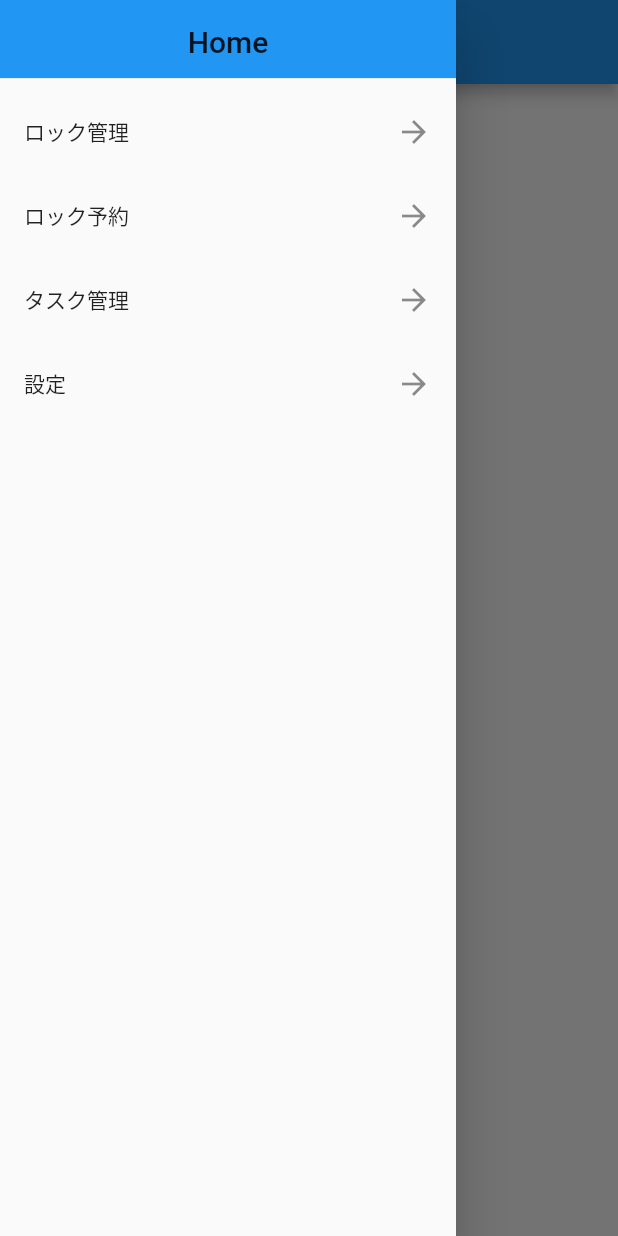
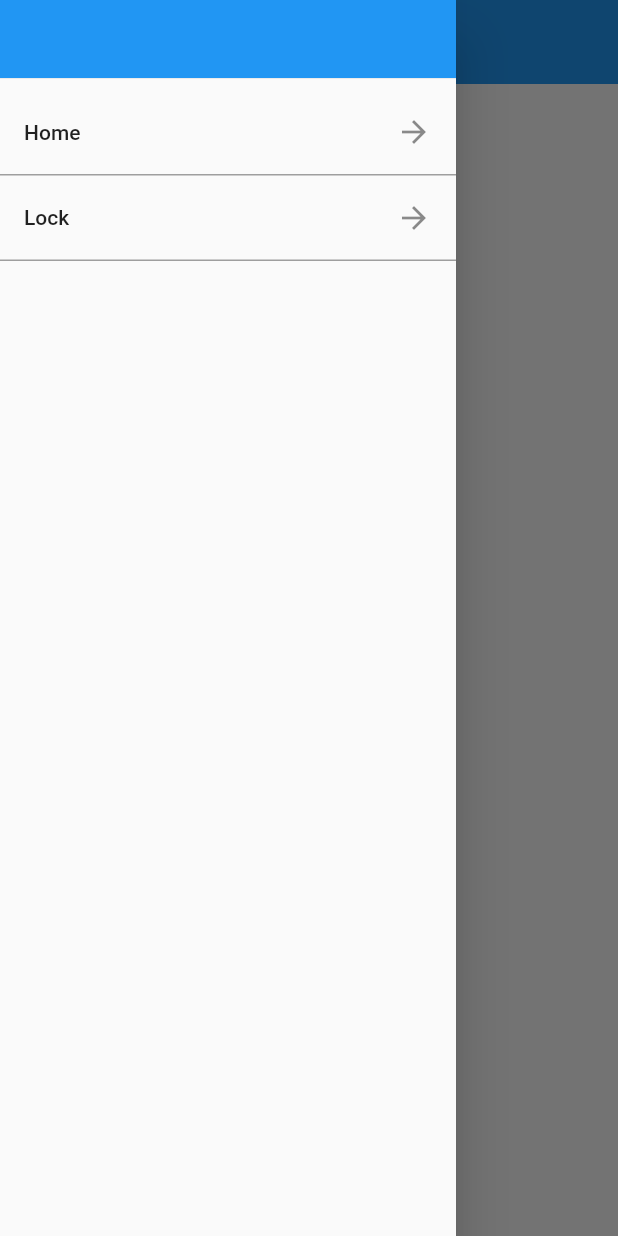
Before and after one commit to R527/drawertest, a Flutter app: the screen it shows after launch, with the side drawer open, on a phone screen of 412 x 824 dp. Run offline on Flutter 3.47's test engine with Material 2 defaults, Android fonts, the phone set to English and light mode, and no system bars.

```diff
--- a/lib/main.dart
+++ b/lib/main.dart
@@ -14,26 +14,25 @@ class MyApp extends StatelessWidget {
       theme: ThemeData(
         primarySwatch: Colors.blue,
       ),
-      //home: DrawerPage(title: 'Smart Task Demo Page'),
-      initialRoute: '/',
+      //home: HomePage(title: 'Smart Task Demo Page'),
+      initialRoute: '/home',
       routes: <String,WidgetBuilder>{
-        '/':(BuildContext context) => DrawerPage(title:'page B'),
-        '/a':(BuildContext context) => LockPage(),
-        '/b':(BuildContext context) => DrawerPage(title:'page B'),
+        '/home':(BuildContext context) => HomePage(title:'page B'),
+        '/lock':(BuildContext context) => LockPage(),
       },
     );
   }
 }
 
-class DrawerPage extends StatefulWidget {
-  DrawerPage({Key? key, required this.title}) : super(key: key);
+class HomePage extends StatefulWidget {
+  HomePage({Key? key, required this.title}) : super(key: key);
   final String title;
 
   @override
   _MyDrawerPageState createState() => _MyDrawerPageState();
 }
 
-class _MyDrawerPageState extends State<DrawerPage> {
+class _MyDrawerPageState extends State<HomePage> {
   final GlobalKey<ScaffoldState> _key = GlobalKey<ScaffoldState>();
 
   @override
@@ -43,7 +42,7 @@ class _MyDrawerPageState extends State<DrawerPage> {
       home:Scaffold(
         key: _key,
         appBar: AppBar(
-
+          elevation: 0,
           leading: IconButton(
             icon:Icon(Icons.menu),
             onPressed: (){
@@ -61,71 +60,14 @@ class _MyDrawerPageState extends State<DrawerPage> {
                 height: 60,
                 width: double.infinity,
                 child: DrawerHeader(
-                  //children
-                  child: Text(
-                    'Home',
-                    textAlign: TextAlign.center,
-                    style: TextStyle(
-                      fontSize:20,
-                    )),
+
                   decoration: BoxDecoration(
                     color: Colors.blue,
-                  ),
+                  ), child: null,
                 ),
               ),
-              // _drawerListTile('home',LockPage()),
-              // _drawerListTile('lock',LockPage()),
-              // _drawerListTile('task',LockPage()),
-              // _drawerListTile('setting',LockPage()),
-
-              ListTile(
-                title: Text('ロック管理'),
-                trailing: Icon(Icons.arrow_forward),
-                onTap: (){
-                  Navigator.of(context).pushNamed('/a');
-                  print('onTap');
-                  // Navigator.push(
-                  //
-                  //     context,
-                  //     //MaterialPageRoute(builder: (context) => LockPage(),
-                  //     Navigator.of(context).pushNamed('/a');
-                  //    )
-                  // );
-                }
-              ),
-              ListTile(
-                  title: Text('ロック予約'),
-                  trailing: Icon(Icons.arrow_forward),
-                  onTap: (){
-                    Navigator.push(
-                        context,
-                        MaterialPageRoute(builder: (context) => LockPage(),
-                        )
-                    );
-                  }
-              ),
-              ListTile(
-                  title: Text('タスク管理'),
-                  trailing: Icon(Icons.arrow_forward),
-                  onTap: (){
-                    Navigator.push(
-                        context,
-                        MaterialPageRoute(builder: (context) => LockPage(),
-                        )
-                    );
-                  }
-              ),
-              ListTile(
-                  title: Text('設定'),
-                  trailing: Icon(Icons.arrow_forward),
-                  onTap: (){
-                    Navigator.push(
-                        context,
-                        MaterialPageRoute(builder: (context) => LockPage(),
-                        )
-                    );
-                  }
-              ),
+              _drawerListTile('Home','/home'),
+              _drawerListTile('Lock','/lock'),
             ],
           ),
         ),
@@ -133,19 +75,25 @@ class _MyDrawerPageState extends State<DrawerPage> {
     );
   }
 
-  // Widget _drawerListTile<T>(String text,T routePage){
-  //   return ListTile(
-  //       title: Text(text),
-  //       trailing: Icon(Icons.arrow_forward),
-  //       onTap: (){
-  //         Navigator.push(
-  //             context,
-  //             MaterialPageRoute(builder: (context) => routePage,
-  //             )
-  //         );
-  //       }
-  //   );
-  //}
-
-
+  Widget _drawerListTile<T>(String text,String pushName){
+    return Container(
+      child: ListTile(
+        title: Text(text),
+        trailing: Icon(Icons.arrow_forward),
+        onTap: (){
+          Navigator.of(context).pushNamed(
+              pushName,
+            // arguments: {
+            //   'items':itemName,
+            //   'int':itemNameint,
+            //   'itemshoge':itemNames,
+            // }
+          );
+        }
+      ),
+      decoration: BoxDecoration(
+        border: Border(bottom: BorderSide(width: 1.0,color:Colors.grey)),
+      ),
+    );
+  }
 }
```
Also changed, not shown: lib/Prefabs/lock_setting_listtile.dart (added, +72 -0 lines), lib/lock_page.dart (+23 -33 lines).
